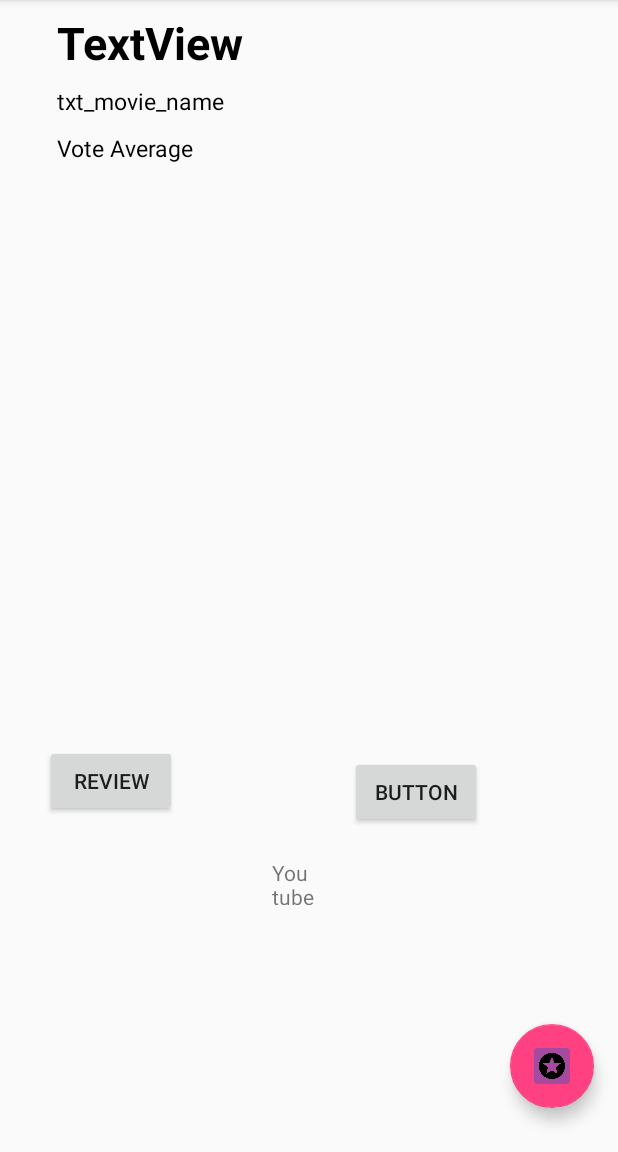
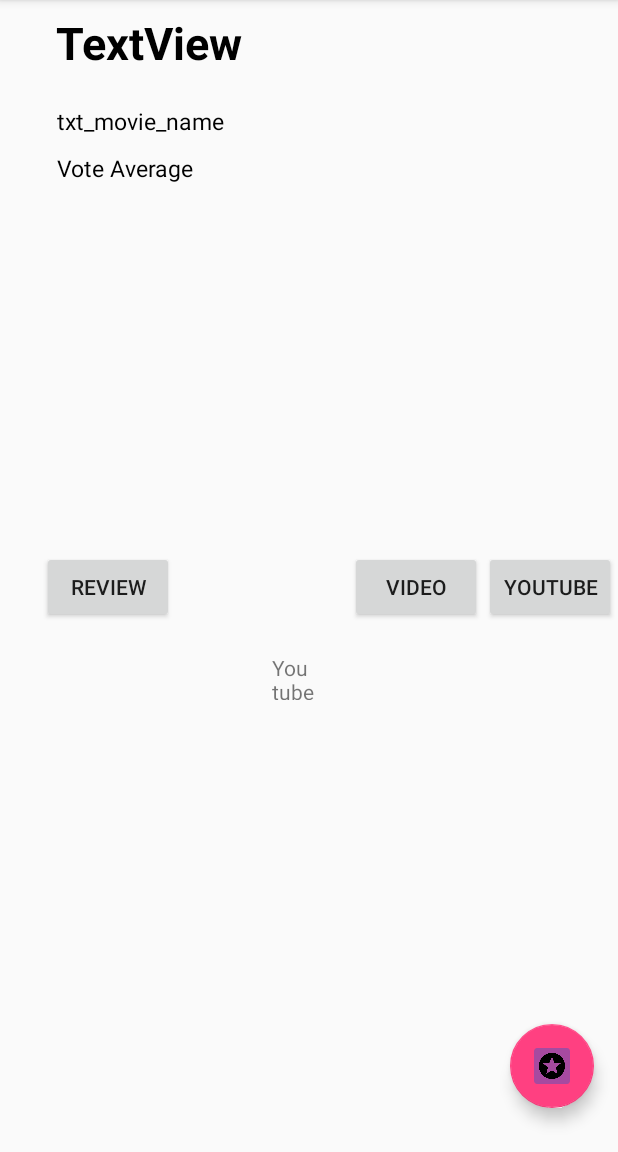
Before and after one commit to senamit2708/NanodegreeMovieApp-master, an Android app: the MovieDetailDescription screen opened directly, with no data from a screen before it, on a phone screen of 412 x 824 dp, the part 84-1236 px from its top. Run offline under Robolectric (Android 15) with nearby library versions, the phone set to English and light mode, and no system bars; our stand-ins replace Picasso; pictures from the network do not load; 8 statements that could not run were skipped.

Commit message:
Bookmarked movie is showing offline image, but still on clicking on image it is not opening its detail list

```diff
--- a/app/src/main/java/com/example/senamit/nanodegreemovieapp/Data/MovieContract.java
+++ b/app/src/main/java/com/example/senamit/nanodegreemovieapp/Data/MovieContract.java
@@ -26,6 +26,7 @@ public class MovieContract {
         public static final String TABLE_NAME = "MovieList";
         public static final String COLUMN_MOVIE_NAME = "MovieName";
         public static final String COLUMN_MOVIE_RELEASE_DATE = "MovieReleaseDate";
+        public static final String COLUMN_MOVIE_POSTER="MoviePoster";
 
 
     }
--- a/app/src/main/java/com/example/senamit/nanodegreemovieapp/Data/MovieDBHelper.java
+++ b/app/src/main/java/com/example/senamit/nanodegreemovieapp/Data/MovieDBHelper.java
@@ -13,7 +13,7 @@ import com.example.senamit.nanodegreemovieapp.Data.MovieContract.*;
 public class MovieDBHelper extends SQLiteOpenHelper {
 
     public static final String DATABASE_NAME = "MovieTracker";
-    public static final int DATABASE_VERSION = 8;
+    public static final int DATABASE_VERSION = 9;
 
     public MovieDBHelper(Context context) {
         super(context, DATABASE_NAME, null, DATABASE_VERSION);
@@ -22,6 +22,7 @@ public class MovieDBHelper extends SQLiteOpenHelper {
     private static final String SQL_CREATE_MOVIE_ENTRY = "CREATE TABLE " + WishListMovie.TABLE_NAME +
             "(" + WishListMovie._ID + " INTEGER PRIMARY KEY, " +
             WishListMovie.COLUMN_MOVIE_NAME + " TEXT NOT NULL UNIQUE, " +
+            WishListMovie.COLUMN_MOVIE_POSTER + " TEXT NOT NULL, " +
             WishListMovie.COLUMN_MOVIE_RELEASE_DATE + " TEXT NOT NULL)";
 
     private static final String SQL_DELETE_ENTRIES = "DROP TABLE IF EXISTS " + WishListMovie.TABLE_NAME;
--- a/app/src/main/java/com/example/senamit/nanodegreemovieapp/MovieBookmarkedList.java
+++ b/app/src/main/java/com/example/senamit/nanodegreemovieapp/MovieBookmarkedList.java
@@ -6,6 +6,7 @@ import android.content.Loader;
 import android.database.Cursor;
 import android.support.v7.app.AppCompatActivity;
 import android.os.Bundle;
+import android.support.v7.widget.GridLayoutManager;
 import android.support.v7.widget.LinearLayoutManager;
 import android.support.v7.widget.RecyclerView;
 import android.support.v7.widget.Toolbar;
@@ -19,6 +20,8 @@ public class MovieBookmarkedList extends AppCompatActivity implements LoaderMana
     RecyclerView mRecyclerView;
     CustomCursorBookmarkMovieAdapter mAdapter;
     int LOADERID = 29;
+    private int recyclerNumColumn = 2;
+    RecyclerView.LayoutManager mLayoutManager;
 
     @Override
     protected void onCreate(Bundle savedInstanceState) {
@@ -32,7 +35,8 @@ public class MovieBookmarkedList extends AppCompatActivity implements LoaderMana
         getSupportActionBar().setDisplayShowHomeEnabled(true);
 
         mRecyclerView = (RecyclerView) findViewById(R.id.recyclerViewBookmarked);
-        mRecyclerView.setLayoutManager(new LinearLayoutManager(this));
+        mLayoutManager= new GridLayoutManager(this, recyclerNumColumn);
+        mRecyclerView.setLayoutManager(mLayoutManager);
         mAdapter = new CustomCursorBookmarkMovieAdapter(this);
         mRecyclerView.setAdapter(mAdapter);
         getLoaderManager().initLoader(LOADERID, null, this);
--- a/app/src/main/java/com/example/senamit/nanodegreemovieapp/MovieDetailDescription.java
+++ b/app/src/main/java/com/example/senamit/nanodegreemovieapp/MovieDetailDescription.java
@@ -36,21 +36,28 @@ public class MovieDetailDescription extends AppCompatActivity implements LoaderM
     private static final String LOG_TAG = MovieDetailDescription.class.getSimpleName();
     MovieDBHelper movieDBHelper;
     String movieId;
+    String moviePoster;
     String stringUrl = null;
     TextView txtMovieReview;
     TextView txtMovieVideo;
     Button btnReview;
     Button btnVideo;
     FloatingActionButton btnFloatingSave;
+    private String KEY_URL = "keyUrl";
     private int LOADERIDREVIEW = 36;
     private int LOADERIDVIDEO = 46;
     private int loaderId = 0;
     private String youtubeKey = null;
+    private String reviewValue=null;
 
     @Override
     protected void onCreate(final Bundle savedInstanceState) {
         super.onCreate(savedInstanceState);
         setContentView(R.layout.activity_movie_detail_description);
+        if (savedInstanceState!=null){
+            reviewValue=savedInstanceState.getString(KEY_URL);
+            Log.i(LOG_TAG, "inside restore instance"+reviewValue);
+        }
         Toolbar toolbar = (Toolbar) findViewById(R.id.toolbar);
         setSupportActionBar(toolbar);
 
@@ -76,7 +83,10 @@ public class MovieDetailDescription extends AppCompatActivity implements LoaderM
         txtMovieReleaseDate.setText(movieDetails.getMovieReleaseDate());
         txtMovieDescr.setText(movieDetails.getMovieOverView());
         txtMovieRating.setText(movieDetails.getMovieRating());
+        Log.i(LOG_TAG, "the review is oncreate "+reviewValue);
+        txtMovieReview.setText(reviewValue);
         movieId = movieDetails.getMovieId();
+        moviePoster= movieDetails.getMovieImageUrl();
 
         target = new Target() {
             @Override
@@ -104,6 +114,8 @@ public class MovieDetailDescription extends AppCompatActivity implements LoaderM
 
                 contentValues.put(WishListMovie.COLUMN_MOVIE_NAME, movieName);
                 contentValues.put(WishListMovie.COLUMN_MOVIE_RELEASE_DATE, "1992");
+                Log.i(LOG_TAG, "the poster url is "+moviePoster);
+                contentValues.put(WishListMovie.COLUMN_MOVIE_POSTER,moviePoster);
                 Uri uriId = getContentResolver().insert(WishListMovie.CONTENT_URI, contentValues);
                 if (uriId != null) {
                     Toast.makeText(MovieDetailDescription.this, "successful", Toast.LENGTH_SHORT).show();
@@ -157,7 +169,8 @@ public class MovieDetailDescription extends AppCompatActivity implements LoaderM
             }
             if (loaderId == LOADERIDREVIEW) {
                 int count = data.size();
-                txtMovieReview.setText(data.get(0).getMovieReview());
+                reviewValue=data.get(0).getMovieReview();
+                txtMovieReview.setText(reviewValue);
             }
 
         } else {
@@ -175,4 +188,11 @@ public class MovieDetailDescription extends AppCompatActivity implements LoaderM
     public void onLoaderReset(Loader<List<MovieDetails>> loader) {
         Log.i(LOG_TAG, "inside reset loader");
     }
+
+    @Override
+    protected void onSaveInstanceState(Bundle outState) {
+        super.onSaveInstanceState(outState);
+        outState.putString(KEY_URL,reviewValue);
+    }
+
 }
--- a/app/src/main/res/layout-land/activity_movie_detail_description.xml
+++ b/app/src/main/res/layout-land/activity_movie_detail_description.xml
@@ -119,7 +119,7 @@
         android:layout_height="wrap_content"
         android:layout_marginBottom="23dp"
         android:layout_marginStart="8dp"
-        android:text="Button"
+        android:text="Video"
         app:layout_constraintBottom_toBottomOf="parent"
         app:layout_constraintStart_toStartOf="parent" />
 
--- a/app/src/main/res/layout/activity_movie_detail_description.xml
+++ b/app/src/main/res/layout/activity_movie_detail_description.xml
@@ -47,37 +47,39 @@
         android:layout_height="wrap_content"
         android:layout_marginEnd="18dp"
         android:layout_marginStart="18dp"
-        android:layout_marginTop="8dp"
+        android:layout_marginTop="21dp"
         android:text="txt_movie_name"
         android:textColor="@android:color/black"
         android:textSize="15dp"
         app:layout_constraintEnd_toStartOf="@+id/txtVideo"
-        app:layout_constraintStart_toEndOf="@+id/guideline"
+        app:layout_constraintStart_toStartOf="@+id/guideline"
         app:layout_constraintTop_toBottomOf="@+id/txt_movie_name" />
 
     <TextView
         android:id="@+id/txt_movie_name"
         android:layout_width="0dp"
         android:layout_height="wrap_content"
+        android:layout_marginEnd="37dp"
+        android:layout_marginStart="37dp"
         android:layout_marginTop="8dp"
         android:text="TextView"
         android:textColor="@android:color/black"
         android:textSize="30sp"
         android:textStyle="bold"
-        app:layout_constraintEnd_toEndOf="@+id/txt_movieReleaseDate"
-        app:layout_constraintStart_toStartOf="@+id/txt_movieReleaseDate"
+        app:layout_constraintEnd_toEndOf="parent"
+        app:layout_constraintStart_toStartOf="parent"
         app:layout_constraintTop_toBottomOf="@+id/appbar" />
 
     <ScrollView
         android:id="@+id/scrollView3"
         android:layout_width="0dp"
-        android:layout_height="0dp"
-        android:layout_marginBottom="7dp"
-        android:layout_marginTop="12dp"
-        app:layout_constraintBottom_toTopOf="@+id/btnVideo"
+        android:layout_height="85dp"
+        android:layout_marginBottom="106dp"
+        android:layout_marginTop="106dp"
+        app:layout_constraintBottom_toBottomOf="@+id/txtVideo"
         app:layout_constraintEnd_toEndOf="parent"
         app:layout_constraintStart_toStartOf="@+id/btnReview"
-        app:layout_constraintTop_toBottomOf="@+id/voteAverage">
+        app:layout_constraintTop_toBottomOf="@+id/txt_movie_name">
 
         <LinearLayout
             android:layout_width="match_parent"
@@ -99,11 +101,12 @@
         android:id="@+id/voteAverage"
         android:layout_width="wrap_content"
         android:layout_height="wrap_content"
+        android:layout_marginTop="10dp"
         android:text="Vote Average"
         android:textColor="@android:color/black"
         android:textSize="15dp"
-        app:layout_constraintBaseline_toBaselineOf="@+id/movieRating"
-        app:layout_constraintStart_toStartOf="@+id/txt_movieReleaseDate" />
+        app:layout_constraintStart_toStartOf="@+id/txt_movieReleaseDate"
+        app:layout_constraintTop_toBottomOf="@+id/txt_movieReleaseDate" />
 
     <TextView
         android:id="@+id/movieRating"
@@ -149,20 +152,22 @@
         android:id="@+id/btnReview"
         android:layout_width="wrap_content"
         android:layout_height="wrap_content"
-        android:layout_marginStart="10dp"
+        android:layout_marginStart="8dp"
         android:text="Review"
-        app:layout_constraintStart_toStartOf="@+id/guideline"
-        app:layout_constraintTop_toBottomOf="@+id/scrollView3" />
+        app:layout_constraintBaseline_toBaselineOf="@+id/btnVideo"
+        app:layout_constraintStart_toStartOf="@+id/guideline" />
 
     <Button
         android:id="@+id/btnVideo"
         android:layout_width="wrap_content"
         android:layout_height="wrap_content"
-        android:layout_marginBottom="216dp"
+        android:layout_marginBottom="147dp"
         android:layout_marginStart="2dp"
-        android:text="Button"
-        app:layout_constraintBottom_toBottomOf="parent"
-        app:layout_constraintStart_toEndOf="@+id/txtVideo" />
+        android:layout_marginTop="146dp"
+        android:text="Video"
+        app:layout_constraintBottom_toTopOf="@+id/floatingbtnSave"
+        app:layout_constraintStart_toEndOf="@+id/txtVideo"
+        app:layout_constraintTop_toTopOf="@+id/movieRating" />
 
     <TextView
         android:id="@+id/txtVideo"
@@ -185,4 +190,13 @@
         app:layout_constraintEnd_toEndOf="parent"
         app:srcCompat="@mipmap/ic_floating_star" />
 
+    <Button
+        android:id="@+id/youtube"
+        android:layout_width="wrap_content"
+        android:layout_height="wrap_content"
+        android:layout_marginEnd="1dp"
+        android:text="youtube"
+        app:layout_constraintBaseline_toBaselineOf="@+id/btnVideo"
+        app:layout_constraintEnd_toEndOf="parent" />
+
 </android.support.constraint.ConstraintLayout>
```
Also changed, not shown: app/src/main/java/com/example/senamit/nanodegreemovieapp/CustomCursorBookmarkMovieAdapter.java (+13 -10 lines), app/src/main/res/layout/activity_movie_bookmark_recylcer.xml (+13 -10 lines).
